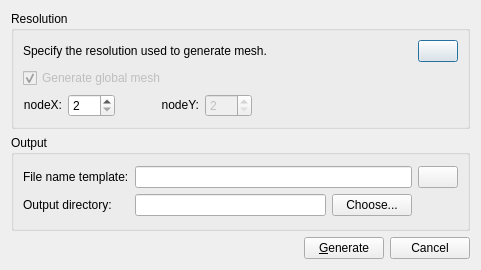
First picture: the form in src/qt-widgets/MeshDialogUi.ui, repository GPlates/GPlates, before the edit.
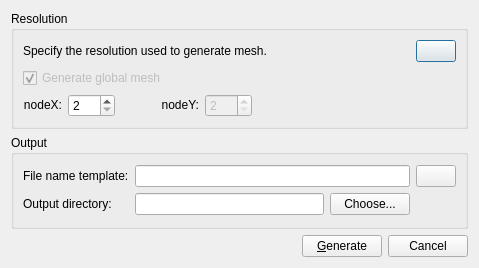
Second picture: the form after the edit. Icons and pictures are not drawn.

Diff of the .ui file:
```diff
--- a/src/qt-widgets/MeshDialogUi.ui
+++ b/src/qt-widgets/MeshDialogUi.ui
@@ -7,12 +7,12 @@
   <property name="enabled" >
    <bool>true</bool>
   </property>
-  <property name="geometry" >
+  <property name="geometry">
    <rect>
     <x>0</x>
     <y>0</y>
-    <width>481</width>
-    <height>270</height>
+    <width>479</width>
+    <height>268</height>
    </rect>
   </property>
   <property name="windowTitle" >
```
Left out of the diff: 217 changed lines with no effect on the pictures.
